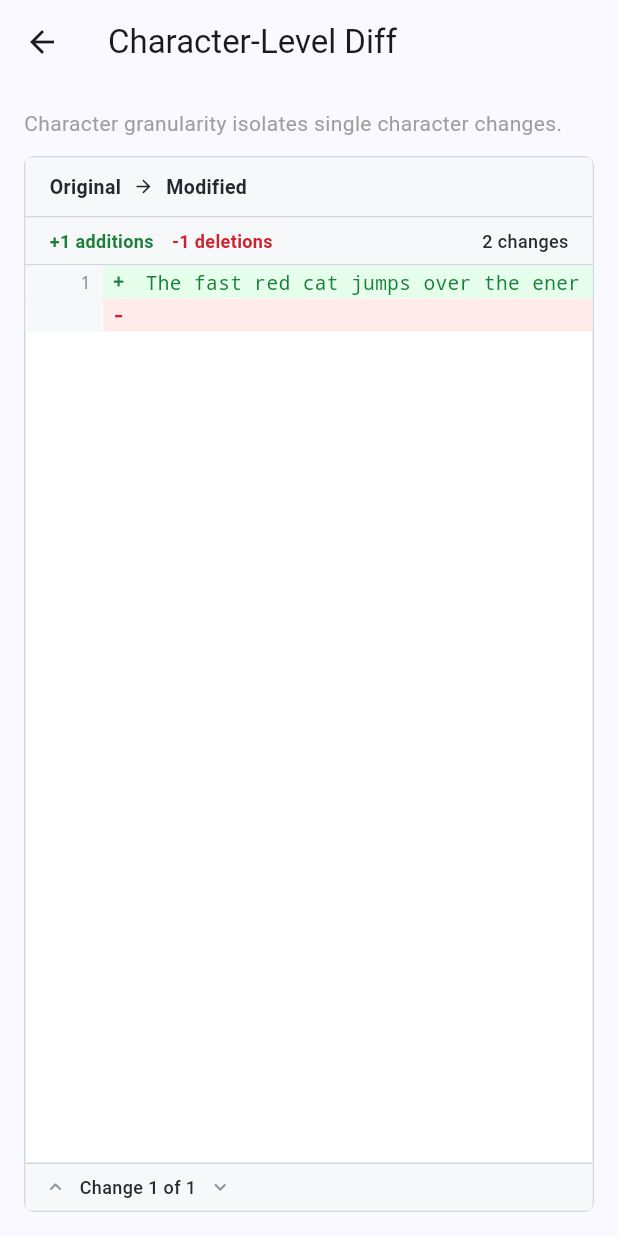
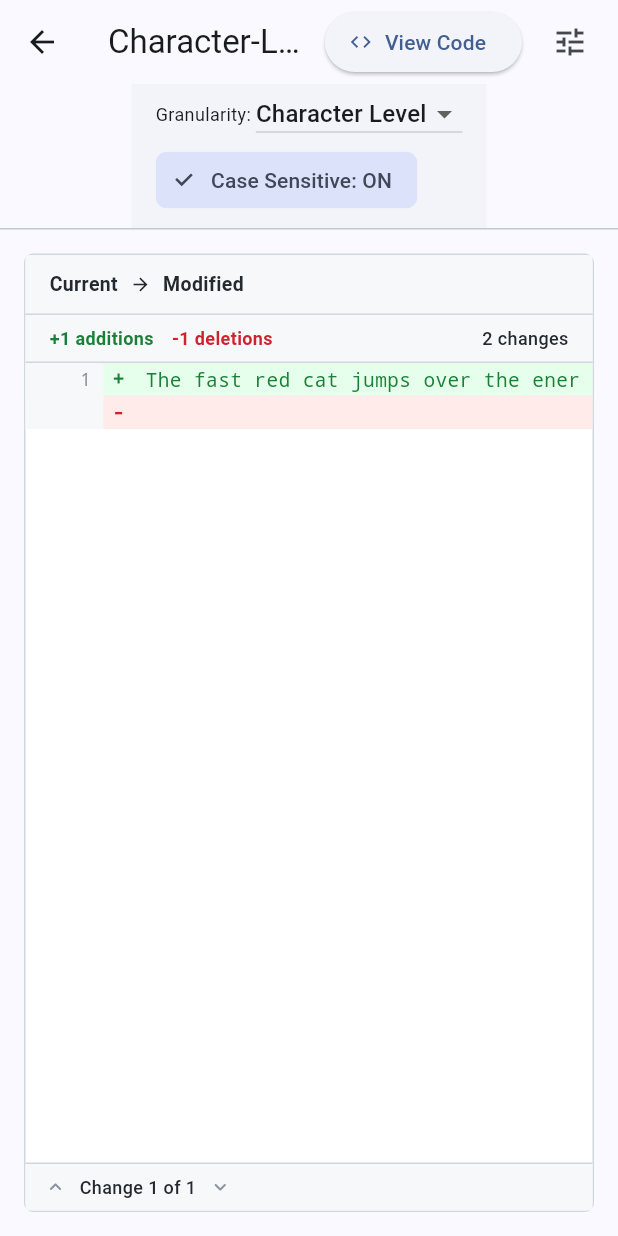
Before and after one commit to pavank0723/flutter_diff_viewer, a Flutter app: the CharacterDiffScreen screen opened directly, on a phone screen of 412 x 824 dp. Run offline on Flutter 3.47's test engine with Material 3 defaults, Android fonts, the phone set to English and light mode, and no system bars.

Commit message:
--UPDATE CharacterDiffScreen with granularity and case sensitivity controls

```diff
--- a/example/lib/screens/character_diff_screen.dart
+++ b/example/lib/screens/character_diff_screen.dart
@@ -1,42 +1,132 @@
 import 'package:flutter/material.dart';
 import 'package:flutter_diff_viewer/flutter_diff_viewer.dart';
 
+import '../playground/screens/playground_screen.dart';
 import '../sample_data.dart';
+import '../widgets/feature_code_dialog.dart';
 
-class CharacterDiffScreen extends StatelessWidget {
+class CharacterDiffScreen extends StatefulWidget {
   const CharacterDiffScreen({super.key});
 
   @override
+  State<CharacterDiffScreen> createState() => _CharacterDiffScreenState();
+}
+
+class _CharacterDiffScreenState extends State<CharacterDiffScreen> {
+  DiffGranularity _granularity = DiffGranularity.character;
+  bool _caseSensitive = true;
+
+  void _showCode() {
+    final code = '''
+DiffViewer(
+  oldContent: oldText,
+  newContent: newText,
+  configuration: DiffViewerConfiguration.defaults().copyWith(
+    granularity: DiffGranularity.${_granularity.name},
+    caseSensitive: $_caseSensitive,
+  ),
+)''';
+
+    FeatureCodeDialog.show(
+      context,
+      title: 'Character-Level Precision Diff',
+      description:
+          'High-precision diffing that highlights exact individual character changes within words.',
+      code: code,
+    );
+  }
+
+  @override
   Widget build(BuildContext context) {
+    final config = DiffViewerConfiguration.defaults().copyWith(
+      granularity: _granularity,
+      caseSensitive: _caseSensitive,
+    );
+
     return Scaffold(
-      appBar: AppBar(title: const Text('Character-Level Diff')),
-      body: Padding(
-        padding: const EdgeInsets.all(16.0),
-        child: Column(
-          crossAxisAlignment: CrossAxisAlignment.start,
+      appBar: AppBar(
+        title: const Text('Character-Level Granularity'),
+        actions: [
+          ElevatedButton.icon(
+            icon: const Icon(Icons.code, size: 16),
+            label: const Text('View Code'),
+            onPressed: _showCode,
+          ),
+          const SizedBox(width: 8),
+          IconButton(
+            icon: const Icon(Icons.tune),
+            tooltip: 'Customize in Studio',
+            onPressed: () {
+              Navigator.of(context).push(
+                MaterialPageRoute<void>(
+                  builder: (_) => const PlaygroundScreen(),
+                ),
+              );
+            },
+          ),
+          const SizedBox(width: 8),
+        ],
+      ),
+      body: Column(
         children: [
-            const Padding(
-              padding: EdgeInsets.only(bottom: 12.0),
-              child: Text(
-                'Character granularity isolates single character changes.',
-                style: TextStyle(fontSize: 14, color: Colors.grey),
+          // Control Bar
+          Container(
+            padding: const EdgeInsets.symmetric(horizontal: 16, vertical: 8),
+            color: Theme.of(context).colorScheme.surfaceContainerLow,
+            child: Wrap(
+              spacing: 12,
+              runSpacing: 8,
+              crossAxisAlignment: WrapCrossAlignment.center,
+              children: [
+                Row(
+                  mainAxisSize: MainAxisSize.min,
+                  children: [
+                    const Text('Granularity: ', style: TextStyle(fontSize: 12)),
+                    DropdownButton<DiffGranularity>(
+                      value: _granularity,
+                      isDense: true,
+                      items: const [
+                        DropdownMenuItem(
+                            value: DiffGranularity.character,
+                            child: Text('Character Level')),
+                        DropdownMenuItem(
+                            value: DiffGranularity.word,
+                            child: Text('Word Level')),
+                        DropdownMenuItem(
+                            value: DiffGranularity.line,
+                            child: Text('Line Only')),
+                      ],
+                      onChanged: (val) {
+                        if (val != null) setState(() => _granularity = val);
+                      },
+                    ),
+                  ],
+                ),
+                FilterChip(
+                  label:
+                      Text('Case Sensitive: ${_caseSensitive ? "ON" : "OFF"}'),
+                  selected: _caseSensitive,
+                  onSelected: (val) => setState(() => _caseSensitive = val),
+                ),
+              ],
             ),
           ),
+          const Divider(height: 1),
+
+          // Main View
           Expanded(
+            child: Padding(
+              padding: const EdgeInsets.all(16.0),
               child: DiffViewer(
+                key: ValueKey('char_${_granularity.name}_$_caseSensitive'),
                 oldContent: SampleData.wordOld,
                 newContent: SampleData.wordNew,
-                oldLabel: 'Original',
-                newLabel: 'Modified',
-                configuration: DiffViewerConfiguration.defaults().copyWith(
-                  granularity: DiffGranularity.character,
-                  layout: DiffLayout.unified,
+                configuration: config,
               ),
             ),
           ),
         ],
       ),
-      ),
     );
   }
 }
```
Lines whose indentation alone changed are shown as unchanged.
